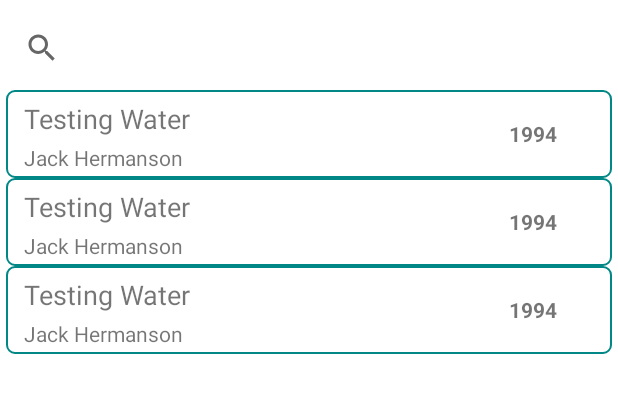
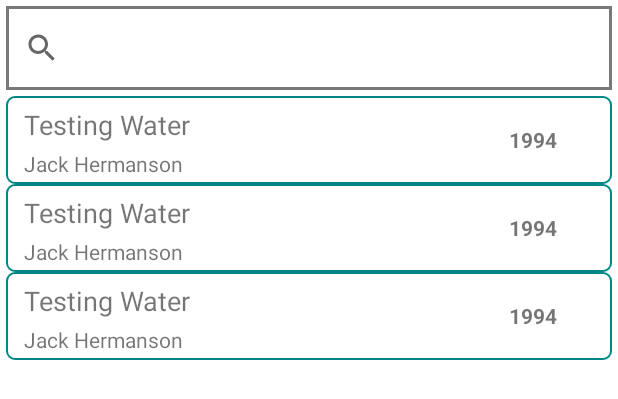
Before and after one commit to azubair100/testing, an Android app: the layout activity_main.xml on its own in the app's theme, with its tools: preview values and no code run, on a phone screen of 412 x 824 dp. Shown: the top 399 px of the screen. Run offline under Robolectric (Android 15) with nearby library versions, the phone set to English and light mode, and no system bars.

Commit message:
basic funtionality achieved

```diff
--- a/app/src/main/AndroidManifest.xml
+++ b/app/src/main/AndroidManifest.xml
@@ -3,9 +3,11 @@
     xmlns:tools="http://schemas.android.com/tools">
     <uses-permission android:name="android.permission.INTERNET"/>
     <application
+        android:name=".di.TestApp"
         android:allowBackup="true"
         android:dataExtractionRules="@xml/data_extraction_rules"
         android:fullBackupContent="@xml/backup_rules"
+        android:networkSecurityConfig="@xml/network_security_config"
         android:icon="@mipmap/ic_launcher"
         android:label="@string/app_name"
         android:roundIcon="@mipmap/ic_launcher_round"
@@ -13,7 +15,7 @@
         android:theme="@style/Theme.Test"
         tools:targetApi="31">
         <activity
-            android:name=".MainActivity"
+            android:name=".screen.MainActivity"
             android:exported="true">
             <intent-filter>
                 <action android:name="android.intent.action.MAIN" />
--- /dev/null
+++ b/app/src/main/res/drawable/search_view_border.xml
@@ -0,0 +1,9 @@
+<?xml version="1.0" encoding="UTF-8"?>
+<shape xmlns:android="http://schemas.android.com/apk/res/android"
+    android:padding="@dimen/spacing_12"
+    android:shape="rectangle" >
+    <solid android:color="@color/white" />
+    <stroke
+        android:width="@dimen/spacing_2"
+        android:color="@color/gray" />
+</shape>
--- a/app/src/main/res/layout/activity_main.xml
+++ b/app/src/main/res/layout/activity_main.xml
@@ -1,16 +1,18 @@
 <?xml version="1.0" encoding="utf-8"?>
-<androidx.constraintlayout.widget.ConstraintLayout xmlns:android="http://schemas.android.com/apk/res/android"
+<androidx.constraintlayout.widget.ConstraintLayout
+    xmlns:android="http://schemas.android.com/apk/res/android"
     xmlns:app="http://schemas.android.com/apk/res-auto"
     xmlns:tools="http://schemas.android.com/tools"
     android:layout_width="match_parent"
     android:layout_height="match_parent"
     android:padding="@dimen/spacing_4"
-    tools:context=".MainActivity">
+    tools:context=".screen.MainActivity">
 
     <androidx.appcompat.widget.SearchView
         android:id="@+id/searchView"
         android:layout_width="@dimen/spacing_0"
         android:layout_height="56dp"
+        android:background="@drawable/search_view_border"
         app:layout_constraintEnd_toEndOf="parent"
         app:layout_constraintStart_toStartOf="parent"
         app:layout_constraintTop_toTopOf="parent" />
@@ -20,6 +22,7 @@
         android:id="@+id/recyclerView"
         android:layout_width="@dimen/spacing_0"
         android:layout_height="@dimen/spacing_0"
+        android:layout_marginTop="@dimen/spacing_4"
         app:layout_constraintBottom_toBottomOf="parent"
         app:layout_constraintEnd_toEndOf="parent"
         app:layout_constraintStart_toStartOf="parent"
@@ -39,7 +42,7 @@
         app:layout_constraintTop_toTopOf="parent" />
 
     <TextView
-        android:id="@+id/errorText"
+        android:id="@+id/emptyListText"
         android:layout_width="@dimen/spacing_0"
         android:layout_height="wrap_content"
         android:layout_marginStart="@dimen/spacing_32"
--- a/app/src/main/res/layout/list_item_book.xml
+++ b/app/src/main/res/layout/list_item_book.xml
@@ -15,7 +15,7 @@
         android:layout_marginStart="@dimen/spacing_8"
         android:textSize="@dimen/title_text_size"
         app:layout_constraintBottom_toBottomOf="parent"
-        app:layout_constraintEnd_toStartOf="@+id/authorName"
+        app:layout_constraintEnd_toStartOf="@+id/publishedYear"
         app:layout_constraintHorizontal_chainStyle="spread"
         app:layout_constraintHorizontal_weight="75"
         app:layout_constraintStart_toStartOf="parent"
@@ -24,7 +24,7 @@
         tools:text="Testing Water" />
 
     <TextView
-        android:id="@+id/authorName"
+        android:id="@+id/publishedYear"
         android:layout_width="@dimen/spacing_0"
         android:layout_height="wrap_content"
         android:textAlignment="center"
@@ -37,11 +37,11 @@
         tools:text="1994" />
 
     <TextView
-        android:id="@+id/firstPublished"
+        android:id="@+id/authorName"
         android:layout_width="@dimen/spacing_0"
         android:layout_height="wrap_content"
         android:layout_marginTop="@dimen/spacing_4"
-        app:layout_constraintEnd_toStartOf="@+id/authorName"
+        app:layout_constraintEnd_toStartOf="@+id/publishedYear"
         app:layout_constraintHorizontal_chainStyle="spread"
         app:layout_constraintStart_toStartOf="@id/bookTitle"
         app:layout_constraintTop_toBottomOf="@+id/bookTitle"
--- a/app/src/main/res/values/colors.xml
+++ b/app/src/main/res/values/colors.xml
@@ -7,4 +7,5 @@
     <color name="teal_700">#FF018786</color>
     <color name="black">#FF000000</color>
     <color name="white">#FFFFFFFF</color>
+    <color name="gray">#797979</color>
 </resources>
--- a/app/src/main/res/values/dimens.xml
+++ b/app/src/main/res/values/dimens.xml
@@ -9,4 +9,6 @@
     <dimen name="spacing_32">32dp</dimen>
 
     <dimen name="title_text_size">18sp</dimen>
+    <dimen name="spacing_12">12dp</dimen>
+    <dimen name="spacing_2">2dp</dimen>
 </resources>
```
Also changed, not shown: app/src/main/java/com/zubair/test/MainActivity.kt (deleted, +0 -11 lines), app/src/main/java/com/zubair/test/screen/BookAdapter.kt (added, +54 -0 lines), app/src/main/java/com/zubair/test/screen/MainActivity.kt (added, +87 -0 lines), app/src/main/java/com/zubair/test/screen/MainViewModel.kt (added, +49 -0 lines), app/src/main/res/xml/network_security_config.xml (added, +8 -0 lines).
